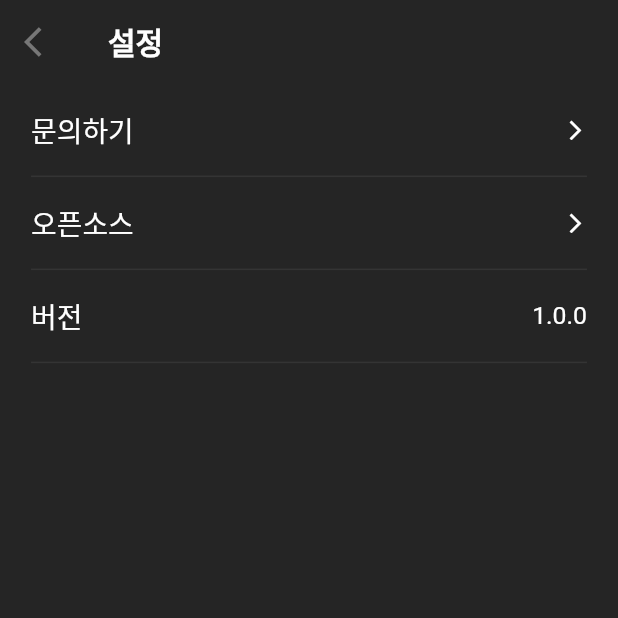
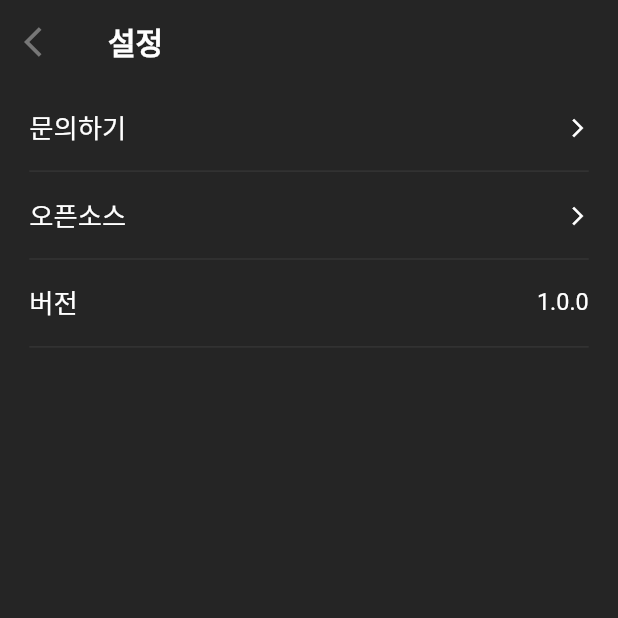
Before and after one commit to kosuha/flutter-todo, a Flutter app: the screen it shows after launch, after a tap on the "settings" icon, on a phone screen of 412 x 824 dp, the top half of it. Run offline on Flutter 3.47's test engine with Material 2 defaults, Android fonts, the phone set to English and light mode, and no system bars; our stand-ins replace flutter_slidable, sqflite; missing offline and left inert: flutter_email_sender; accounts and stored records are empty.

Commit message:
ios device size

```diff
--- a/lib/bloc/constants.dart
+++ b/lib/bloc/constants.dart
@@ -1,11 +1,9 @@
 import 'package:flutter/widgets.dart';
 
 class Constant {
-  static late double kWidth;
-  static late double kHeight;
-  static const String version = "1.0.0";
-  static const String email = "studio.laum@gmail.com";
-  static const List<String> weekdayStrings = [
+  static const String kVersion = "1.0.0";
+  static const String kEmail = "studio.laum@gmail.com";
+  static const List<String> kWeekdayStrings = [
     "SUN",
     "MON",
     "TUE",
@@ -14,7 +12,7 @@ class Constant {
     "FRI",
     "SAT"
   ];
-  static const List<String> monthStrings = [
+  static const List<String> kMonthStrings = [
     "January",
     "February",
     "March",
@@ -29,12 +27,27 @@ class Constant {
     "December"
   ];
 
+  static late double kWidth;
+  static late double kHeight;
+  static late double kPaddingTop;
+
   static init(BuildContext context) {
     kWidth = MediaQuery.of(context).size.width;
-    kHeight =
-        MediaQuery.of(context).size.height - MediaQuery.of(context).padding.top;
+    kHeight = MediaQuery.of(context).size.height;
+    kPaddingTop = MediaQuery.of(context).padding.top;
     if (kWidth / kHeight < 9 / 19.5) {
       kHeight = (kWidth / 9) * 19.5;
     }
   }
+
+  static getSize(double size) {
+    if ((kWidth / kHeight).toStringAsFixed(2) == (9 / 16).toStringAsFixed(2)) {
+      return size / 390.0 * Constant.kWidth;
+    }
+    if ((kWidth / kHeight).toStringAsFixed(2) ==
+        (9 / 19.5).toStringAsFixed(2)) {
+      return size / 844.0 * Constant.kHeight;
+    }
+    return size / 844.0 * Constant.kHeight;
+  }
 }
--- a/lib/components/calendar_body_view.dart
+++ b/lib/components/calendar_body_view.dart
@@ -81,7 +81,7 @@ class CalendarBodyView extends StatelessWidget {
         child: Flex(
           direction: Axis.horizontal,
           mainAxisAlignment: MainAxisAlignment.center,
-          children: weekdaysText(Constant.weekdayStrings),
+          children: weekdaysText(Constant.kWeekdayStrings),
         ),
       ),
       Flex(
@@ -103,16 +103,17 @@ class CalendarBodyView extends StatelessWidget {
       }
       res.add(Container(
         alignment: Alignment.center,
-        width: 50 / 797 * Constant.kHeight,
+        width: Constant.getSize(50.0),
         margin: EdgeInsets.fromLTRB(
-            (1 / 797 * Constant.kHeight),
-            (10 / 797 * Constant.kHeight),
-            (1 / 797 * Constant.kHeight),
-            (10 / 797 * Constant.kHeight)),
+          Constant.getSize(1.0),
+          Constant.getSize(10.0),
+          Constant.getSize(1.0),
+          Constant.getSize(10.0),
+        ),
         child: Text(
           weekdays[i],
           style: TextStyle(
-              fontSize: (12 / 797 * Constant.kHeight),
+              fontSize: Constant.getSize(12.0),
               fontWeight: FontWeight.w500,
               color: dayColor),
         ),
--- a/lib/components/calendar_day_dot_view.dart
+++ b/lib/components/calendar_day_dot_view.dart
@@ -34,9 +34,11 @@ class _CalendarDayDotViewState extends State<CalendarDayDotView> {
       listInDayColor = Color(0xffffffff);
     }
     return Container(
-      margin: EdgeInsets.only(top: 3),
-      width: (5 / 797 * Constant.kHeight),
-      height: (5 / 797 * Constant.kHeight),
+      margin: EdgeInsets.only(
+        top: Constant.getSize(3.0),
+      ),
+      width: Constant.getSize(5.0),
+      height: Constant.getSize(5.0),
       decoration: BoxDecoration(color: listInDayColor),
     );
   }
--- a/lib/components/calendar_day_view.dart
+++ b/lib/components/calendar_day_view.dart
@@ -46,7 +46,7 @@ class CalendarDayView extends StatelessWidget {
 
     TextStyle textStyle = TextStyle(
         color: dayColor,
-        fontSize: (16 / 797 * Constant.kHeight),
+        fontSize: Constant.getSize(16.0),
         fontWeight: FontWeight.w400);
     BoxDecoration boxDecoration = BoxDecoration(
       shape: BoxShape.circle,
@@ -63,15 +63,15 @@ class CalendarDayView extends StatelessWidget {
     if (isToday) {
       textStyle = TextStyle(
         color: Color(0xff00ff00),
-        fontSize: (16 / 797 * Constant.kHeight),
+        fontSize: Constant.getSize(16.0),
         fontWeight: FontWeight.w700,
       );
     }
 
     if (!day["inMonth"]) {
       boxDecoration = BoxDecoration(color: Color(0x00ffffff));
-      textStyle = TextStyle(
-          color: Color(0x00ffffff), fontSize: (16 / 797 * Constant.kHeight));
+      textStyle =
+          TextStyle(color: Color(0x00ffffff), fontSize: Constant.getSize(16.0));
     }
 
     return GestureDetector(
@@ -82,17 +82,17 @@ class CalendarDayView extends StatelessWidget {
       },
       child: Container(
           alignment: Alignment.center,
-          height: (50 / 797 * Constant.kHeight),
-          width: (50 / 797 * Constant.kHeight),
-          margin: EdgeInsets.all((1 / 797 * Constant.kHeight)),
+          height: Constant.getSize(50.0),
+          width: Constant.getSize(50.0),
+          margin: EdgeInsets.all(Constant.getSize(1.0)),
           decoration: boxDecoration,
           child: Column(
             mainAxisAlignment: MainAxisAlignment.center,
             children: [
               Container(
-                margin: EdgeInsets.only(bottom: 3),
-                width: (5 / 797 * Constant.kHeight),
-                height: (5 / 797 * Constant.kHeight),
+                margin: EdgeInsets.only(bottom: Constant.getSize(3.0)),
+                width: Constant.getSize(5.0),
+                height: Constant.getSize(5.0),
                 decoration: BoxDecoration(color: Color(0x00ffffff)),
               ),
               Text(
--- a/lib/components/calendar_title_view.dart
+++ b/lib/components/calendar_title_view.dart
@@ -12,14 +12,14 @@ class CalendarTitleView extends StatelessWidget {
     Map displayMonth = calendarBloc.getDisplayMonth();
 
     return Container(
-        padding: EdgeInsets.all(10 / 797 * Constant.kHeight),
+        padding: EdgeInsets.all(Constant.getSize(10.0)),
         alignment: Alignment.center,
         child: Text(
-          "${Constant.monthStrings[displayMonth["selectedDate"].month - 1].substring(0, 3).toUpperCase()} ${displayMonth["selectedDate"].day}, ${displayMonth["selectedDate"].year}",
+          "${Constant.kMonthStrings[displayMonth["selectedDate"].month - 1].substring(0, 3).toUpperCase()} ${displayMonth["selectedDate"].day}, ${displayMonth["selectedDate"].year}",
           style: TextStyle(
               color: Color(0xffffffff),
               letterSpacing: 0.05,
-              fontSize: (24 / 797 * Constant.kHeight),
+              fontSize: Constant.getSize(24.0),
               fontWeight: FontWeight.w900),
         ));
   }
--- a/lib/model/todo_provider.dart
+++ b/lib/model/todo_provider.dart
@@ -17,8 +17,7 @@ class TodoProvider {
 
   initDB() async {
     String path = join(await getDatabasesPath(), 'database.db');
-    // database 저장 경로
-    print(path);
+
     return await openDatabase(
       path,
       version: 1,
--- a/lib/ui/bloc_display_widget.dart
+++ b/lib/ui/bloc_display_widget.dart
@@ -44,16 +44,17 @@ class _BlocDisplayWidgetState extends State<BlocDisplayWidget> {
             double monthContainerHeight =
                 getMonthContainerHeight(snapshot.data["selectedDate"]);
             double dailyListContainerHeight =
-                (797 - monthContainerHeight) / 797 * Constant.kHeight;
+                Constant.kHeight - Constant.kPaddingTop - monthContainerHeight;
+
             Container monthContainer = Container(
-              height: monthContainerHeight / 797 * Constant.kHeight,
+              height: monthContainerHeight,
               decoration: BoxDecoration(
                   border: Border(bottom: BorderSide(color: Color(0x22ffffff)))),
               child: Column(
                 children: [
                   Container(
                     padding: EdgeInsets.symmetric(
-                        horizontal: 15 / 797 * Constant.kHeight),
+                        horizontal: Constant.getSize(15.0)),
                     child: Row(
                       mainAxisAlignment: MainAxisAlignment.spaceBetween,
                       children: [
@@ -89,25 +90,27 @@ class _BlocDisplayWidgetState extends State<BlocDisplayWidget> {
                 ],
               ),
             );
+
             if (textWriteState) {
               monthContainer = Container();
-              dailyListContainerHeight = Constant.kHeight;
+              dailyListContainerHeight =
+                  Constant.kHeight - Constant.kPaddingTop;
             }
 
             return Container(
               alignment: Alignment.center,
-              margin: EdgeInsets.only(top: MediaQuery.of(context).padding.top),
+              margin: EdgeInsets.only(top: Constant.kPaddingTop),
               child: Column(
                 children: [
                   Container(
-                    width: (390 / 797 * Constant.kHeight),
+                    width: Constant.kWidth,
                     child: Column(children: [
                       monthContainer,
                       Container(
                         height: dailyListContainerHeight,
                         padding: EdgeInsets.only(
                           bottom: MediaQuery.of(context).viewInsets.bottom +
-                              (10 / 797 * Constant.kHeight),
+                              Constant.getSize(10.0),
                         ),
                         child: DailyListView(
                             textWriteState: textWriteState,
@@ -154,7 +157,7 @@ class _BlocDisplayWidgetState extends State<BlocDisplayWidget> {
         backgroundColor: Color(0xffffffff),
         shape: RoundedRectangleBorder(
             borderRadius: BorderRadius.vertical(
-          top: Radius.circular((30 / 797 * Constant.kHeight)),
+          top: Radius.circular(Constant.getSize(30.0)),
         )),
         context: context,
         builder: (BuildContext context) {
@@ -176,13 +179,14 @@ class _BlocDisplayWidgetState extends State<BlocDisplayWidget> {
         month.month == 10 ||
         month.month == 12) {
       if (firstDay == 5 || firstDay == 6) {
-        return 410.0;
+        // return 410.0;
+        return Constant.getSize(410.0);
       }
     } else {
       if (firstDay == 6) {
-        return 410.0;
+        return Constant.getSize(410.0);
       }
     }
-    return 360.0;
+    return Constant.getSize(360.0);
   }
 }
--- a/lib/ui/setting_widget.dart
+++ b/lib/ui/setting_widget.dart
@@ -38,9 +38,9 @@ class SettingWidget extends StatelessWidget {
                     ));
               },
               child: Container(
-                margin: EdgeInsets.symmetric(
-                    horizontal: 20 / 797 * Constant.kHeight),
-                height: 60 / 797 * Constant.kHeight,
+                margin:
+                    EdgeInsets.symmetric(horizontal: Constant.getSize(20.0)),
+                height: Constant.getSize(60.0),
                 decoration: BoxDecoration(
                     border:
                         Border(bottom: BorderSide(color: Color(0x11ffffff)))),
@@ -51,11 +51,11 @@ class SettingWidget extends StatelessWidget {
                     Text("문의하기",
                         style: TextStyle(
                           color: Color(0xffffffff),
-                          fontSize: 18 / 797 * Constant.kHeight,
+                          fontSize: Constant.getSize(18.0),
                         )),
                     Icon(
                       Icons.arrow_forward_ios,
-                      size: 15 / 797 * Constant.kHeight,
+                      size: Constant.getSize(15.0),
                       color: Color(0xffffffff),
                     )
                   ],
@@ -71,9 +71,9 @@ class SettingWidget extends StatelessWidget {
                     ));
               },
               child: Container(
-                margin: EdgeInsets.symmetric(
-                    horizontal: 20 / 797 * Constant.kHeight),
-                height: 60 / 797 * Constant.kHeight,
+                margin:
+                    EdgeInsets.symmetric(horizontal: Constant.getSize(20.0)),
+                height: Constant.getSize(60.0),
                 decoration: BoxDecoration(
                     border:
                         Border(bottom: BorderSide(color: Color(0x11ffffff)))),
@@ -84,11 +84,11 @@ class SettingWidget extends StatelessWidget {
                     Text("오픈소스",
                         style: TextStyle(
                           color: Color(0xffffffff),
-                          fontSize: 18 / 797 * Constant.kHeight,
+                          fontSize: Constant.getSize(18.0),
                         )),
                     Icon(
                       Icons.arrow_forward_ios,
-                      size: 15 / 797 * Constant.kHeight,
+                      size: Constant.getSize(15.0),
                       color: Color(0xffffffff),
                     )
                   ],
@@ -96,9 +96,8 @@ class SettingWidget extends StatelessWidget {
               ),
             ),
             Container(
-              margin:
-                  EdgeInsets.symmetric(horizontal: 20 / 797 * Constant.kHeight),
-              height: 60 / 797 * Constant.kHeight,
+              margin: EdgeInsets.symmetric(horizontal: Constant.getSize(20.0)),
+              height: Constant.getSize(60.0),
               decoration: BoxDecoration(
                   border: Border(bottom: BorderSide(color: Color(0x11ffffff)))),
               child: Row(
@@ -109,13 +108,13 @@ class SettingWidget extends StatelessWidget {
                     "버전",
                     style: TextStyle(
                       color: Color(0xffffffff),
-                      fontSize: 18 / 797 * Constant.kHeight,
+                      fontSize: Constant.getSize(18.0),
                     ),
                   ),
                   Text(
-                    Constant.version,
+                    Constant.kVersion,
                     style: TextStyle(
-                      fontSize: 16 / 797 * Constant.kHeight,
+                      fontSize: Constant.getSize(16.0),
                       color: Color(0xffffffff),
                     ),
                   ),
```
Also changed, not shown: lib/components/calendar_change_modal_view.dart (+36 -26 lines), lib/components/daily_todo_view.dart (+21 -10 lines), lib/components/text_input_view.dart (+4 -3 lines), lib/ui/contact_widget.dart (+7 -6 lines), lib/ui/opensource_container_widget.dart (+5 -3 lines), 3 other files.
